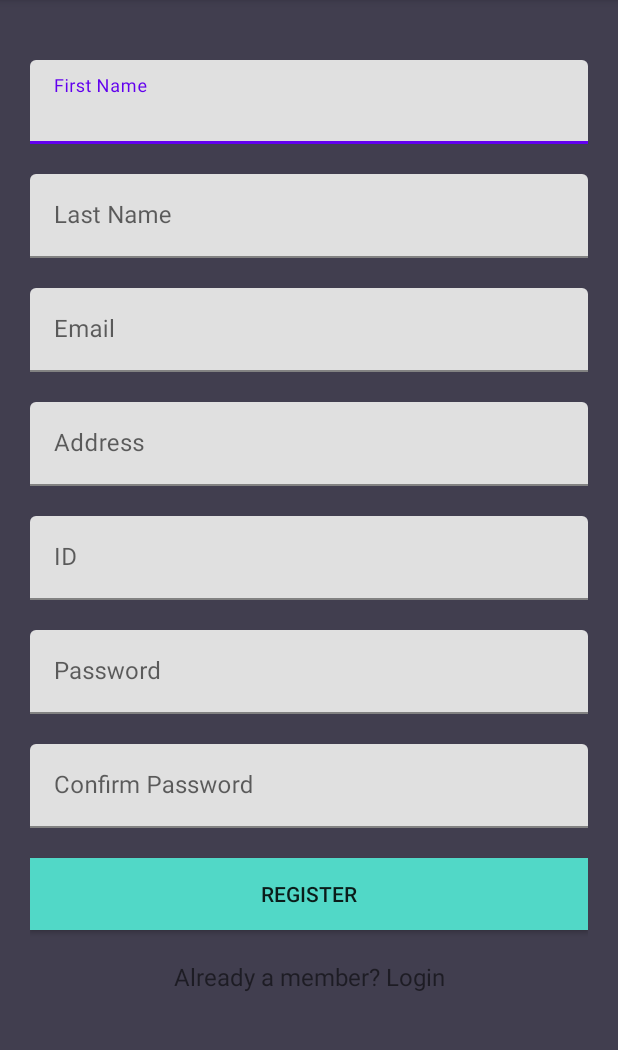
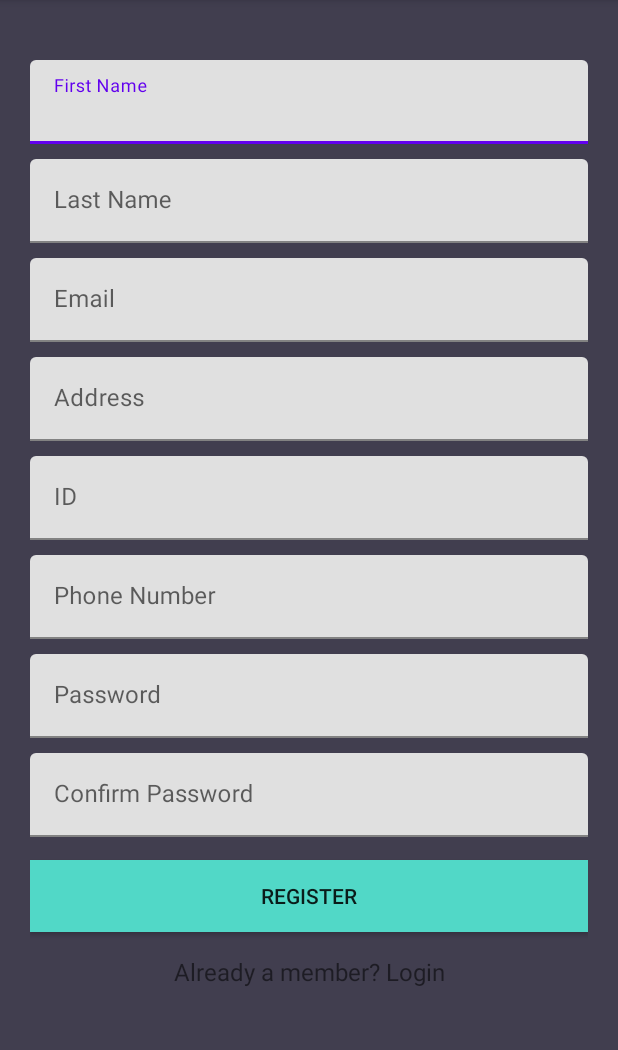
Before and after one commit to nevcohen/MyPackageDeliverManager, an Android app: the RegisterActivity screen opened directly, with no data from a screen before it, on a phone screen of 412 x 824 dp, the part 84-1134 px from its top. Run offline under Robolectric (Android 15) with nearby library versions, the phone set to English and light mode, and no system bars; our stand-ins replace Firebase (no records; nobody signed in at launch, a user with empty details on screens opened directly).

Commit message:
phone number reg

```diff
--- a/app/src/main/java/com/example/mypackagedelivermanager/Entities/User.kt
+++ b/app/src/main/java/com/example/mypackagedelivermanager/Entities/User.kt
@@ -6,6 +6,7 @@ class User {
     var first_name: String? = null
     var last_name: String? = null
     var user_id: Int? = null
+    var phone: String? = null
 
 
     constructor() {}
@@ -14,13 +15,15 @@ class User {
         email: String?,
         first_name: String?,
         last_name: String?,
-        user_id: Int?
+        user_id: Int?,
+        phone: String?
     ) {
         this.address = address
         this.email = email
         this.first_name = first_name
         this.last_name = last_name
         this.user_id = user_id
+        this.phone = phone
     }
 
 }
--- a/app/src/main/java/com/example/mypackagedelivermanager/Entities/UserParcel.kt
+++ b/app/src/main/java/com/example/mypackagedelivermanager/Entities/UserParcel.kt
@@ -21,4 +21,6 @@ data class UserParcel
     val last_name: String,
     @ColumnInfo(name = "user_id")
     val user_id: Int,
+    @ColumnInfo(name = "phone")
+    val phone: String,
 )
--- /dev/null
+++ b/app/src/main/res/drawable/ic_baseline_keyboard_arrow_down_24.xml
@@ -0,0 +1,5 @@
+<vector android:height="24dp" android:tint="#413E4F"
+    android:viewportHeight="24" android:viewportWidth="24"
+    android:width="24dp" xmlns:android="http://schemas.android.com/apk/res/android">
+    <path android:fillColor="@android:color/white" android:pathData="M7.41,8.59L12,13.17l4.59,-4.58L18,10l-6,6 -6,-6 1.41,-1.41z"/>
+</vector>
--- a/app/src/main/res/layout/activity_register.xml
+++ b/app/src/main/res/layout/activity_register.xml
@@ -35,7 +35,7 @@
             android:id="@+id/textInputLayoutLastName"
             android:layout_width="match_parent"
             android:layout_height="wrap_content"
-            android:layout_marginTop="20dp">
+            android:layout_marginTop="10dp">
 
             <com.google.android.material.textfield.TextInputEditText
                 android:id="@+id/textInputEditTextLastName"
@@ -51,7 +51,7 @@
             android:id="@+id/textInputLayoutEmail"
             android:layout_width="match_parent"
             android:layout_height="wrap_content"
-            android:layout_marginTop="20dp">
+            android:layout_marginTop="10dp">
 
             <com.google.android.material.textfield.TextInputEditText
                 android:id="@+id/textInputEditTextEmail"
@@ -67,7 +67,7 @@
             android:id="@+id/textInputLayoutAddress"
             android:layout_width="match_parent"
             android:layout_height="wrap_content"
-            android:layout_marginTop="20dp">
+            android:layout_marginTop="10dp">
 
             <com.google.android.material.textfield.TextInputEditText
                 android:id="@+id/textInputEditTextAddress"
@@ -83,7 +83,7 @@
             android:id="@+id/textInputLayoutID"
             android:layout_width="match_parent"
             android:layout_height="wrap_content"
-            android:layout_marginTop="20dp">
+            android:layout_marginTop="10dp">
 
             <com.google.android.material.textfield.TextInputEditText
                 android:id="@+id/textInputEditTextID"
@@ -96,10 +96,27 @@
         </com.google.android.material.textfield.TextInputLayout>
 
         <com.google.android.material.textfield.TextInputLayout
+            android:id="@+id/textInputLayoutPhone"
+            android:layout_width="match_parent"
+            android:layout_height="wrap_content"
+            android:layout_marginTop="10dp">
+
+            <com.google.android.material.textfield.TextInputEditText
+                android:id="@+id/textInputEditTextPhone"
+                android:layout_width="match_parent"
+                android:layout_height="wrap_content"
+                android:hint="@string/hint_phone"
+                android:inputType="text"
+                android:maxLines="1"
+                android:textColor="@android:color/black" />
+        </com.google.android.material.textfield.TextInputLayout>
+
+
+        <com.google.android.material.textfield.TextInputLayout
             android:id="@+id/textInputLayoutPassword"
             android:layout_width="match_parent"
             android:layout_height="wrap_content"
-            android:layout_marginTop="20dp">
+            android:layout_marginTop="10dp">
 
             <com.google.android.material.textfield.TextInputEditText
                 android:id="@+id/textInputEditTextPassword"
@@ -115,7 +132,7 @@
             android:id="@+id/textInputLayoutConfirmPassword"
             android:layout_width="match_parent"
             android:layout_height="wrap_content"
-            android:layout_marginTop="20dp">
+            android:layout_marginTop="10dp">
 
             <com.google.android.material.textfield.TextInputEditText
                 android:id="@+id/textInputEditTextConfirmPassword"
@@ -131,7 +148,7 @@
             android:id="@+id/appCompatButtonRegister"
             android:layout_width="match_parent"
             android:layout_height="wrap_content"
-            android:layout_marginTop="20dp"
+            android:layout_marginTop="15dp"
             android:background="@color/colorTextHint"
             android:text="@string/text_register" />
 
@@ -139,7 +156,7 @@
             android:id="@+id/appCompatTextViewLoginLink"
             android:layout_width="fill_parent"
             android:layout_height="wrap_content"
-            android:layout_marginTop="20dp"
+            android:layout_marginTop="15dp"
             android:gravity="center"
             android:text="Already a member? Login"
             android:textSize="16sp" />
--- a/app/src/main/res/values/strings.xml
+++ b/app/src/main/res/values/strings.xml
@@ -41,4 +41,5 @@
     <string name="butten_insert">Insert package to store</string>
     <string name="logout">Log out</string>
     <string name="hint_phone_number">Phone Number</string>
+    <string name="hint_phone">Phone Number</string>
 </resources>
```
Also changed, not shown: app/src/main/java/com/example/mypackagedelivermanager/Entities/Parcel.kt (added, +37 -0 lines), app/src/main/java/com/example/mypackagedelivermanager/MainActivity.kt (+68 -2 lines), app/src/main/java/com/example/mypackagedelivermanager/UI/LoginActivity/LoginActivity.kt (+31 -50 lines), app/src/main/java/com/example/mypackagedelivermanager/UI/LoginActivity/RegisterActivity.kt (+9 -1 lines), app/src/main/res/layout-w936dp/simple_spinner_dropdown.xml (added, +14 -0 lines), app/src/main/res/layout-w936dp/spinner_text.xml (added, +12 -0 lines), app/src/main/res/layout/activity_main.xml (+27 -11 lines), app/src/main/res/values-land/styles.xml (added, +7 -0 lines).
